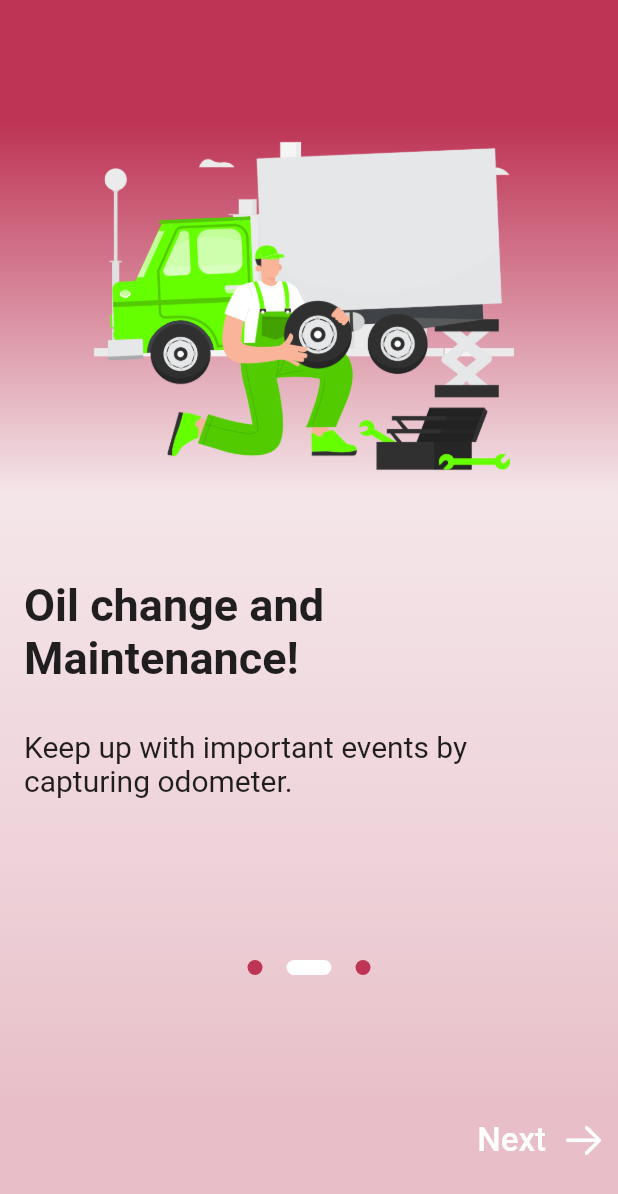
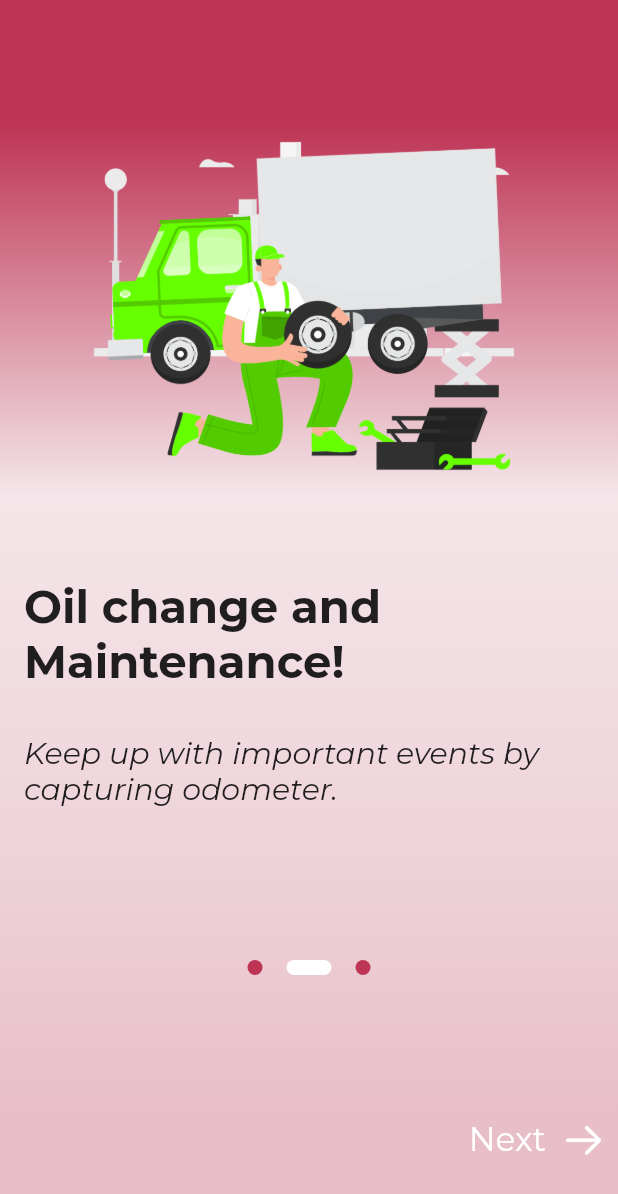
Before and after one commit to hunglqdz/MotorDiary, a Flutter app: the screen it shows after launch, swiped to page 2, on a phone screen of 412 x 824 dp. Shown: the top 1194 px of the screen. Run offline on Flutter 3.47's test engine with Material 2 defaults, Android fonts, the phone set to English and light mode, and no system bars; our stand-ins replace camera, fl_chart, image_picker, shared_preferences; missing offline and left inert: flutter_tflite.

Commit message:
new font

```diff
--- a/lib/main.dart
+++ b/lib/main.dart
@@ -2,6 +2,7 @@ import 'package:camera/camera.dart';
 import 'package:flutter/material.dart';
 import 'package:motor_diary/bottom_bar.dart';
 import 'package:shared_preferences/shared_preferences.dart';
+
 import 'onboard/onboarding_screen.dart';
 
 int? initScreen;
@@ -26,6 +27,7 @@ class MyApp extends StatelessWidget {
       title: 'Motor Diary',
       theme: ThemeData(
         primarySwatch: Colors.pink,
+        fontFamily: 'Montserrat',
       ),
       initialRoute: initScreen == 0 || initScreen == null ? 'first' : '/',
       routes: {
--- a/lib/onboard/onboarding_screen.dart
+++ b/lib/onboard/onboarding_screen.dart
@@ -90,12 +90,17 @@ class _OnboardingScreenState extends State<OnboardingScreen> {
                             Text(
                               'Welcome to MotorDiary!',
                               style: TextStyle(
-                                  fontSize: 30, fontWeight: FontWeight.bold),
+                                fontSize: 30,
+                                fontWeight: FontWeight.bold,
+                              ),
                             ),
                             SizedBox(height: 30),
                             Text(
                               "Here you'll manage your private vehicle.",
-                              style: TextStyle(fontSize: 20),
+                              style: TextStyle(
+                                fontSize: 20,
+                                fontStyle: FontStyle.italic,
+                              ),
                             ),
                           ],
                         ),
@@ -123,7 +128,10 @@ class _OnboardingScreenState extends State<OnboardingScreen> {
                             SizedBox(height: 30),
                             Text(
                               'Keep up with important events by capturing odometer.',
-                              style: TextStyle(fontSize: 20),
+                              style: TextStyle(
+                                fontSize: 20,
+                                fontStyle: FontStyle.italic,
+                              ),
                             ),
                           ],
                         ),
@@ -151,7 +159,10 @@ class _OnboardingScreenState extends State<OnboardingScreen> {
                             SizedBox(height: 30),
                             Text(
                               'Illustrative graphs and more.',
-                              style: TextStyle(fontSize: 20),
+                              style: TextStyle(
+                                fontSize: 20,
+                                fontStyle: FontStyle.italic,
+                              ),
                             ),
                           ],
                         ),
```
Also changed, not shown: pubspec.yaml (+8 -0 lines), fonts/Montserrat-Bold.ttf (added), fonts/Montserrat-Italic.ttf (added), fonts/Montserrat-Regular.ttf (added).
